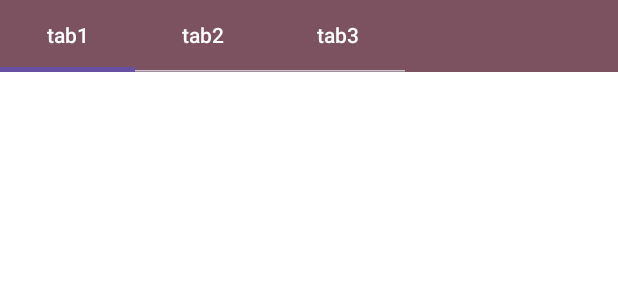
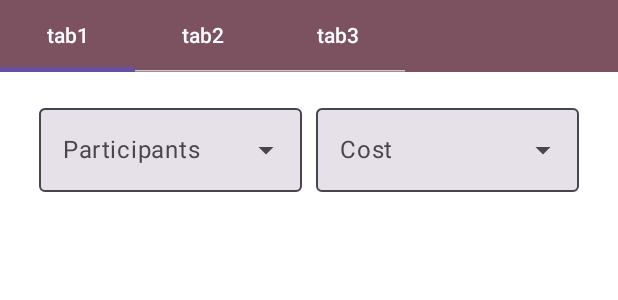
Before and after one commit to leewaggoner/imbored, an Android app built with Jetpack Compose: the @Preview function ChooseActivityContentPreview, on a phone screen of 412 x 824 dp. Shown: the top 300 px of the screen. Run offline under Robolectric (Android 15) with nearby library versions, the phone set to English and light mode, and no system bars.

Commit message:
Added dropdowns for activity parameters and started on Pexel images

```diff
--- /dev/null
+++ b/app/src/main/java/com/example/imbored/network/PexelImage.kt
@@ -0,0 +1,3 @@
+package com.example.imbored.network
+
+data class PexelImage(val id: Long)
--- a/app/src/main/java/com/example/imbored/ui/choose/ChooseActivity.kt
+++ b/app/src/main/java/com/example/imbored/ui/choose/ChooseActivity.kt
@@ -1,6 +1,13 @@
 package com.example.imbored.ui.choose
 
+import androidx.compose.foundation.layout.Arrangement
+import androidx.compose.foundation.layout.Column
+import androidx.compose.foundation.layout.Row
+import androidx.compose.foundation.layout.Spacer
 import androidx.compose.foundation.layout.fillMaxWidth
+import androidx.compose.foundation.layout.height
+import androidx.compose.foundation.layout.padding
+import androidx.compose.material3.ExperimentalMaterial3Api
 import androidx.compose.material3.MaterialTheme
 import androidx.compose.material3.ScrollableTabRow
 import androidx.compose.material3.Tab
@@ -14,7 +21,10 @@ import androidx.compose.ui.Modifier
 import androidx.compose.ui.res.stringResource
 import androidx.compose.ui.tooling.preview.Preview
 import androidx.compose.ui.unit.dp
+import com.example.imbored.R
 import com.example.imbored.ui.Actions
+import com.example.imbored.ui.choose.models.ChooseActivityState
+import com.example.imbored.ui.compose.ActivityParametersDropdown
 import com.example.imbored.ui.theme.White
 import org.koin.androidx.compose.get
 
@@ -23,22 +33,36 @@ fun ChooseActivity(
     actions: Actions,
     viewModel: ChooseActivityViewModel = get(),
     ) {
-
     val tabs = viewModel.tabs.map { stringResource(id = it) }
+    val participants = viewModel.participants.map { stringResource(id = it) }
+    val costs = viewModel.costs.map { stringResource(id = it) }
 
     ChooseActivityContent(
-        tabs,
-        viewModel::onTabClick,
+        state = viewModel.state,
+        tabs = tabs,
+        onTabClick = viewModel::onTabClick,
+        participants = participants,
+        onParticipantsSelected = viewModel::onParticipantsSelected,
+        costs = costs,
+        onCostSelected = viewModel::onCostSelected,
     )
 }
 
 @Composable
 fun ChooseActivityContent(
+    state: ChooseActivityState,
     tabs: List<String>,
     onTabClick: (Int) -> Unit,
+    participants: List<String>,
+    onParticipantsSelected: (String) -> Unit,
+    costs: List<String>,
+    onCostSelected: (String) -> Unit,
+    ) {
+    Column(
+        modifier = Modifier
+            .fillMaxWidth(),
     ) {
         var selectedTabIndex by remember { mutableIntStateOf(0) }
-
         ScrollableTabRow(
             modifier = Modifier
                 .fillMaxWidth(),
@@ -50,10 +74,59 @@ fun ChooseActivityContent(
             tabs.forEachIndexed { tabIndex, tab ->
                 Tab(
                     selected = selectedTabIndex == tabIndex,
-                onClick = { selectedTabIndex = tabIndex },
+                    onClick = {
+                        selectedTabIndex = tabIndex
+                        onTabClick(tabIndex)
+                      },
                     text = { Text(text = tab) }
                 )
             }
+        }
+
+        Column(
+            modifier = Modifier
+                .padding(horizontal = 16.dp)
+        ) {
+            Spacer(modifier = Modifier.height(16.dp))
+
+            ActivityParameters(
+                state = state,
+                participants = participants,
+                onParticipantsSelected = onParticipantsSelected,
+                costs = costs,
+                onCostSelected = onCostSelected,
+            )
+        }
+    }
+}
+
+@OptIn(ExperimentalMaterial3Api::class)
+@Composable
+private fun ActivityParameters(
+    state: ChooseActivityState,
+    participants: List<String>,
+    onParticipantsSelected: (String) -> Unit,
+    costs: List<String>,
+    onCostSelected: (String) -> Unit,
+) {
+    Row(
+        modifier = Modifier
+            .fillMaxWidth(),
+        horizontalArrangement = Arrangement.SpaceEvenly
+    ) {
+        ActivityParametersDropdown(
+            label = stringResource(id = R.string.participants),
+            selectedItem = state.selectedParticipants,
+            menuItems = participants,
+            onItemSelected = onParticipantsSelected
+        )
+
+        ActivityParametersDropdown(
+            label = stringResource(id = R.string.cost),
+            selectedItem = state.selectedCost,
+            menuItems = costs,
+            onItemSelected = onCostSelected
+        )
     }
 }
 
@@ -61,7 +134,15 @@ fun ChooseActivityContent(
 @Preview
 fun ChooseActivityContentPreview() {
     ChooseActivityContent(
+        state = ChooseActivityState(
+            selectedParticipants = "",
+            selectedCost = ""
+        ),
+        participants = listOf("One", "Two", "Three"),
         tabs = listOf("tab1", "tab2", "tab3"),
         onTabClick = { },
+        onParticipantsSelected = { },
+        costs = listOf("Cheap", "Expensive"),
+        onCostSelected = { },
     )
 }
--- /dev/null
+++ b/app/src/main/java/com/example/imbored/ui/choose/models/ChooseActivityState.kt
@@ -0,0 +1,6 @@
+package com.example.imbored.ui.choose.models
+
+data class ChooseActivityState(
+    val selectedParticipants: String = "",
+    val selectedCost: String = "",
+)
--- /dev/null
+++ b/app/src/main/java/com/example/imbored/ui/compose/ActivityParametersDropdown.kt
@@ -0,0 +1,80 @@
+package com.example.imbored.ui.compose
+
+import androidx.compose.foundation.layout.width
+import androidx.compose.material3.DropdownMenuItem
+import androidx.compose.material3.ExperimentalMaterial3Api
+import androidx.compose.material3.ExposedDropdownMenuBox
+import androidx.compose.material3.ExposedDropdownMenuDefaults
+import androidx.compose.material3.OutlinedTextField
+import androidx.compose.material3.Text
+import androidx.compose.runtime.Composable
+import androidx.compose.runtime.getValue
+import androidx.compose.runtime.mutableStateOf
+import androidx.compose.runtime.remember
+import androidx.compose.runtime.setValue
+import androidx.compose.ui.Modifier
+import androidx.compose.ui.focus.focusProperties
+import androidx.compose.ui.tooling.preview.Preview
+import androidx.compose.ui.unit.dp
+
+@OptIn(ExperimentalMaterial3Api::class)
+@Composable
+fun ActivityParametersDropdown(
+    label: String,
+    selectedItem: String,
+    menuItems: List<String>,
+    onItemSelected: (String) -> Unit,
+) {
+    var expanded by remember { mutableStateOf(false) }
+    ExposedDropdownMenuBox(
+        expanded = expanded,
+        onExpandedChange = {
+            expanded = !expanded
+
+        }
+    ) {
+        OutlinedTextField(
+            modifier = Modifier
+                .menuAnchor()
+                .focusProperties {
+                    canFocus = false
+                }
+                .width(175.dp),
+            value = selectedItem,
+            onValueChange = { },
+            label = { Text(label) },
+            trailingIcon = {
+                ExposedDropdownMenuDefaults.TrailingIcon(
+                    expanded = expanded
+                )
+            },
+            colors = ExposedDropdownMenuDefaults.textFieldColors(),
+            readOnly = true,
+        )
+        ExposedDropdownMenu(
+            expanded = expanded,
+            onDismissRequest = { expanded = false }
+        ) {
+            menuItems.forEach {item ->
+                DropdownMenuItem(
+                    text = { Text(item) },
+                    onClick = {
+                        expanded = false
+                        onItemSelected(item)
+                    }
+                )
+            }
+        }
+    }
+}
+
+@Preview(name = "ActivityParameterDropdown preview")
+@Composable
+fun ActivityParametersDropdownPreview() {
+    ActivityParametersDropdown(
+        label = "Items",
+        selectedItem = "",
+        menuItems = listOf("One", "Two", "Three"),
+        onItemSelected = { }
+    )
+}
```
Also changed, not shown: app/build.gradle.kts (+19 -0 lines), app/src/main/java/com/example/imbored/di/Modules.kt (+43 -0 lines), app/src/main/java/com/example/imbored/network/PexelImageService.kt (added, +9 -0 lines), app/src/main/java/com/example/imbored/ui/choose/ChooseActivityViewModel.kt (+28 -0 lines), app/src/main/res/values/strings.xml (+13 -0 lines). Lines whose indentation alone changed are shown as unchanged.
